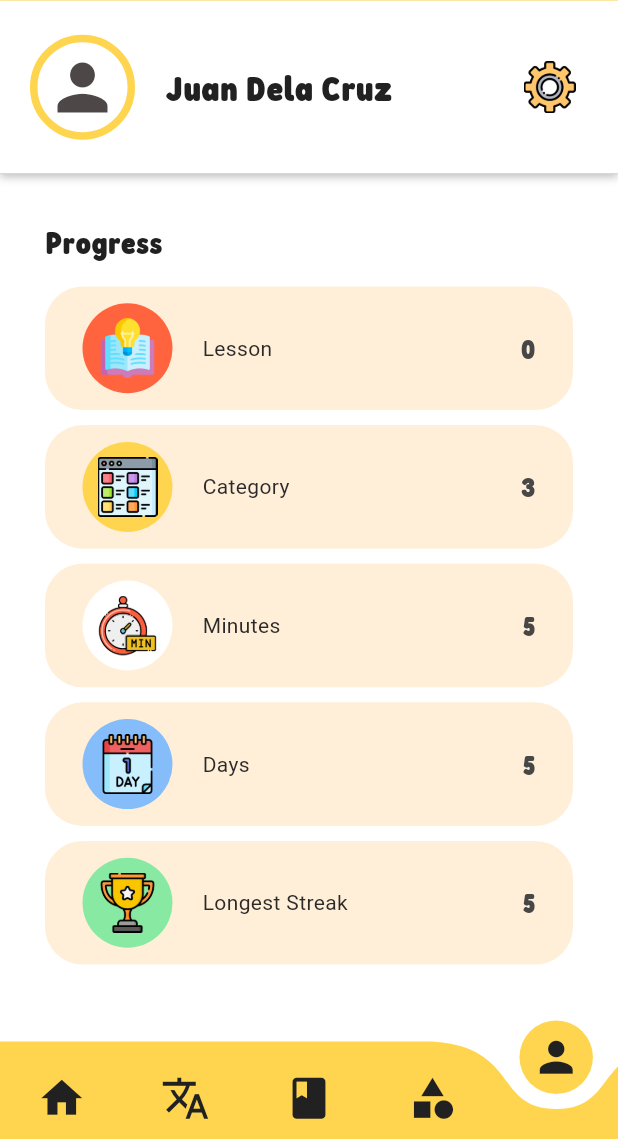
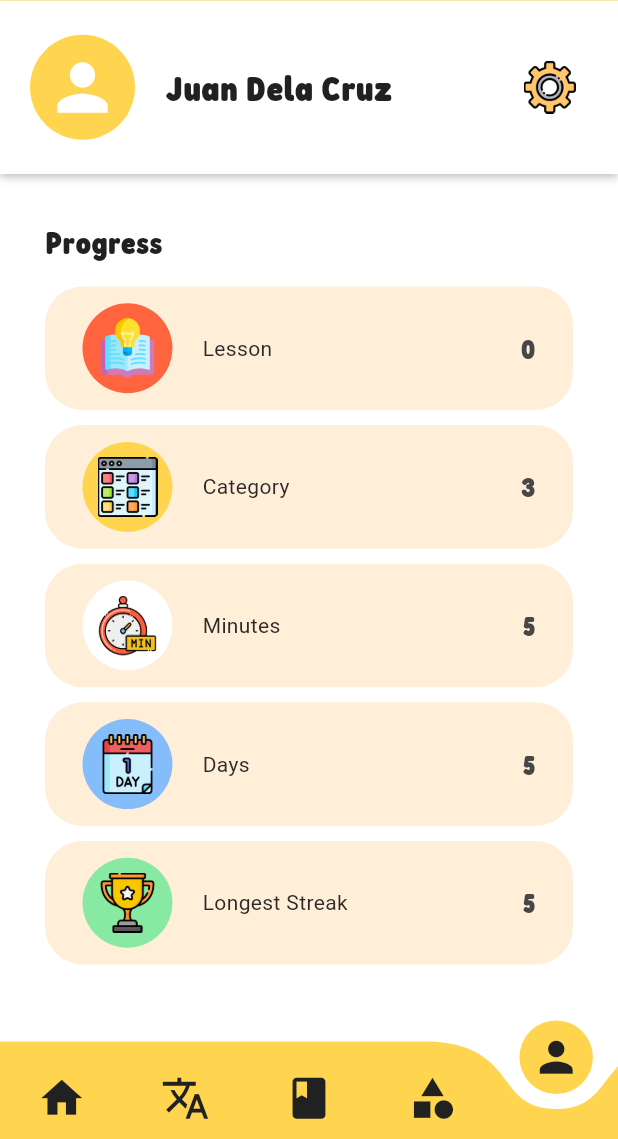
Before and after one commit to zipypie/revised_taga-cuyo, a Flutter app: the screen it shows after launch, item 5 of the bottom bar chosen, on a phone screen of 412 x 824 dp, the part 97-1236 px from its top. Run offline on Flutter 3.47's test engine with Material 3 defaults, Android fonts, the phone set to English and light mode, and no system bars; drawn by our look-alikes of curved_navigation_bar; our stand-ins replace firebase_core, flutter_carousel_widget, image_picker; accounts and stored records are empty.

Commit message:
settings and profile optimize

```diff
--- a/lib/presentation/profile/profile_screen.dart
+++ b/lib/presentation/profile/profile_screen.dart
@@ -3,17 +3,12 @@ import 'package:taga_cuyo/core/constants/colors.dart';
 import 'package:taga_cuyo/core/constants/fonts.dart';
 import 'package:taga_cuyo/core/constants/icons.dart';
 import 'package:taga_cuyo/core/utils/screen_utils.dart';
+import 'package:taga_cuyo/presentation/profile/setting_menu.dart';
 import 'package:taga_cuyo/presentation/profile/progress_card.dart';
-import 'package:taga_cuyo/presentation/profile/setting_menu.dart';
 
-class ProfileScreen extends StatefulWidget {
+class ProfileScreen extends StatelessWidget {
   const ProfileScreen({super.key});
 
-  @override
-  State<ProfileScreen> createState() => _ProfileScreenState();
-}
-
-class _ProfileScreenState extends State<ProfileScreen> {
   @override
   Widget build(BuildContext context) {
     return Scaffold(
@@ -25,10 +20,6 @@ class _ProfileScreenState extends State<ProfileScreen> {
       ),
     );
   }
-}
-
-//header part of the profile
-// ProfileScreen.dart
 
   Widget _userProfile(BuildContext context) {
     return Container(
@@ -36,109 +27,95 @@ Widget _userProfile(BuildContext context) {
       height: ScreenUtils.getScreenHeight(context, subtract: 130) / 6,
       decoration: BoxDecoration(
         color: AppColors.primaryBackground,
-      border: const Border(
-        bottom: BorderSide(
-          color: Colors.black,
-          width: 0.1, // Bottom border thickness
-        ),
-      ),
         boxShadow: [
           BoxShadow(
-          color: Colors.black.withOpacity(0.25), // Shadow color with opacity
-          offset: const Offset(0, 2), // Horizontal and vertical shadow offset
-          blurRadius: 4.0, // How blurry the shadow should be
-          spreadRadius: 0.0, // How much the shadow should spread
+            color: Colors.black.withOpacity(0.25),
+            offset: const Offset(0, 2),
+            blurRadius: 4.0,
           ),
         ],
       ),
+      child: Padding(
+        padding: const EdgeInsets.symmetric(horizontal: 20),
         child: Row(
           mainAxisAlignment: MainAxisAlignment.spaceBetween,
           children: [
             Row(
               children: [
-            SizedBox(width: 20),
-            Container(
-              padding: EdgeInsets.all(5),
-              decoration: BoxDecoration(
-                  borderRadius: BorderRadius.circular(50),
-                  border: Border.all(color: AppColors.primary, width: 5)),
-              child: Icon(
-                Icons.person,
-                size: 50,
-                color: CustomColors.userAvatar,
+                CircleAvatar(
+                  radius: 35,
+                  backgroundColor: AppColors.primary,
+                  child: const Icon(Icons.person, size: 50),
+                ),
+                const SizedBox(width: 20),
+                Text('Juan Dela Cruz', style: TextStyles.h1b),
+              ],
+            ),
+            const SettingsMenu(),
+          ],
         ),
       ),
-            SizedBox(width: 20),
-            Text(
-              'Juan Dela Cruz',
-              style: TextStyles.h1b,
+    );
+  }
+
+  Widget _userProgress(BuildContext context) {
+    final List<Map<String, dynamic>> progressItems = [
+      {
+        'title': 'Lesson',
+        'value': '0',
+        'color': CustomColors.p1c,
+        'icon': AppIcon.progress1
+      },
+      {
+        'title': 'Category',
+        'value': '3',
+        'color': CustomColors.p2c,
+        'icon': AppIcon.progress2
+      },
+      {
+        'title': 'Minutes',
+        'value': '5',
+        'color': CustomColors.p3c,
+        'icon': AppIcon.progress3
+      },
+      {
+        'title': 'Days',
+        'value': '5',
+        'color': CustomColors.p4c,
+        'icon': AppIcon.progress4
+      },
+      {
+        'title': 'Longest Streak',
+        'value': '5',
+        'color': CustomColors.p5c,
+        'icon': AppIcon.progress6
+      },
+    ];
+
+    return Padding(
+      padding: const EdgeInsets.all(30),
+      child: Column(
+        crossAxisAlignment: CrossAxisAlignment.start,
+        children: [
+          Text('Progress', style: TextStyles.h2b),
+          const SizedBox(height: 15),
+          Column(
+            children: progressItems
+                .map(
+                  (item) => Padding(
+                    padding: const EdgeInsets.only(bottom: 10),
+                    child: ProgressCard(
+                      imagePath: item['icon'] as String,
+                      title: item['title'] as String,
+                      value: item['value'] as String,
+                      color: item['color'] as Color,
                     ),
-          ],
                   ),
-        const Padding(
-          padding: EdgeInsets.only(right: 20),
-          child: SettingsMenu(), // Reusable SettingsMenu widget
+                )
+                .toList(),
           ),
         ],
       ),
     );
   }
-
-//User progress
-Widget _userProgress(BuildContext context) {
-  final width = ScreenUtils.getScreenWidth(context);
-  return SizedBox(
-    width: width,
-    child: Padding(
-      padding: const EdgeInsets.all(30),
-      child: Column(
-        crossAxisAlignment: CrossAxisAlignment.start,
-        children: [
-          Text(
-            'Progress',
-            style: TextStyles.h2b,
-          ),
-          SizedBox(height: 15),
-          Column(
-            children: [
-              ProgressCard(
-                imagePath: AppIcon.progress1,
-                title: 'Lesson',
-                value: '0',
-                color: CustomColors.p1c, // Using the new accent color (p4c)
-              ),
-              SizedBox(height: 10),
-              ProgressCard(
-                imagePath: AppIcon.progress2,
-                title: 'Category',
-                value: '3',
-                color: CustomColors.p2c, // Using the primary color (p2c)
-              ),
-              SizedBox(height: 10),
-              ProgressCard(
-                imagePath: AppIcon.progress3,
-                title: 'Minutes',
-                value: '5',
-                color: CustomColors.p3c, // Using white (p3c)
-              ),
-              SizedBox(height: 10),
-              ProgressCard(
-                imagePath: AppIcon.progress4,
-                title: 'Days',
-                value: '5',
-                color: CustomColors.p4c, // Using white again (p3c)
-              ),
-              SizedBox(height: 10),
-              ProgressCard(
-                imagePath: AppIcon.progress6,
-                title: 'Longest Streak',
-                value: '5',
-                color: CustomColors.p5c, // Using white (p3c)
-              ),
-            ],
-          )
-        ],
-      ),
-    ),
-  );
 }
```
Also changed, not shown: lib/core/common_widgets/big_textfield.dart (+2 -7 lines), lib/presentation/profile/setting_menu.dart (+43 -96 lines). Lines whose indentation alone changed are shown as unchanged.
